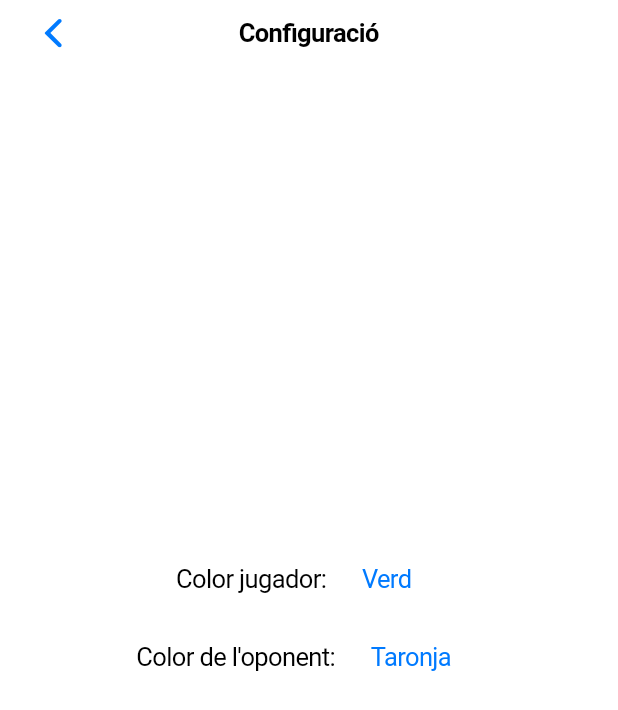
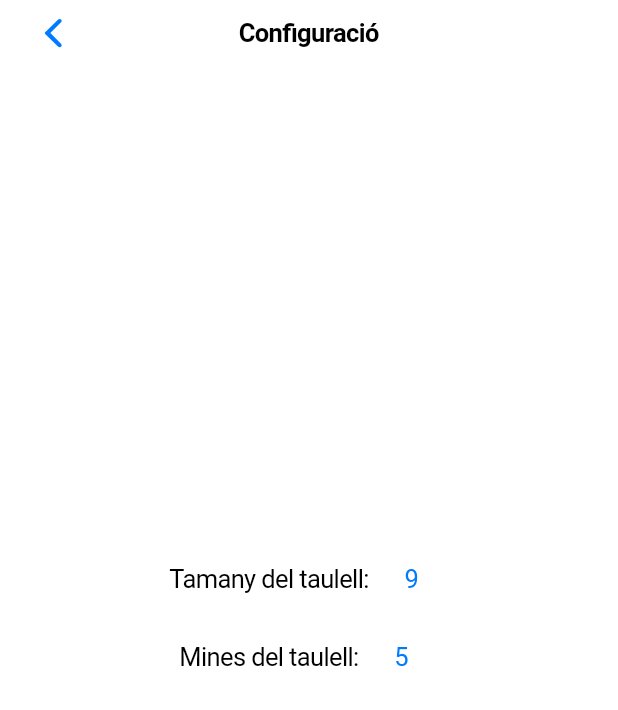
Before and after one commit to Edu026/Buscaminas, a Flutter app: the LayoutSettings screen opened by its route, on a phone screen of 412 x 824 dp. Shown: the top 710 px of the screen. Run offline on Flutter 3.47's test engine with Material 2 defaults, Android fonts, the phone set to English and light mode, and no system bars; missing offline and left inert: window_manager.

Commit message:
24/10/2023

```diff
--- a/tres_en_ratlla/lib/app_data.dart
+++ b/tres_en_ratlla/lib/app_data.dart
@@ -5,8 +5,8 @@ import 'package:flutter/material.dart';
 
 class AppData with ChangeNotifier {
   // App status
-  String colorPlayer = "Verd";
-  String colorOpponent = "Taronja";
+  String taulell = "9";
+  String mines = "5";
 
   List<List<String>> board = [];
   bool gameIsOver = false;
@@ -18,6 +18,13 @@ class AppData with ChangeNotifier {
   bool imagesReady = false;
 
   void resetGame(int minas, int width) {
+    for (int x = 0; x < width - 1; x++) {
+      board.add([]);
+      for (int y = 0; y < width - 1; y++) {
+        board[x][y] = '-';
+      }
+    }
+    print(board);
     board = [
       ['-', '-', '-', '-', '-', '-', '-', '-', '-'],
       ['-', '-', '-', '-', '-', '-', '-', '-', '-'],
@@ -34,6 +41,7 @@ class AppData with ChangeNotifier {
       int row = Random().nextInt(width) as int;
       board[row][columna] = "*";
     }
+
     gameIsOver = false;
     gameWinner = '-';
   }
--- a/tres_en_ratlla/lib/layout_intro.dart
+++ b/tres_en_ratlla/lib/layout_intro.dart
@@ -39,7 +39,8 @@ class LayoutIntroState extends State<LayoutIntro> {
             padding: const EdgeInsets.all(20),
             child: CupertinoButton.filled(
               onPressed: () {
-                appData.resetGame(5, 9);
+                appData.resetGame(
+                    int.parse(appData.mines), int.parse(appData.taulell));
                 Navigator.of(context).pushNamed('play');
               },
               child: const Text('Començar el joc'),
--- a/tres_en_ratlla/lib/layout_settings.dart
+++ b/tres_en_ratlla/lib/layout_settings.dart
@@ -10,20 +10,19 @@ class LayoutSettings extends StatefulWidget {
 }
 
 class LayoutSettingsState extends State<LayoutSettings> {
-  List<String> playerColors = ["Verd", "Blau", "Gris"];
-  List<String> opponentColors = ["Vermell", "Taronja", "Marró"];
+  List<String> taulell = ["9", "15"];
+  List<String> mines = ["5", "10", "20"];
 
   // Mostra el CupertinoPicker en un diàleg.
   void _showPicker(String type) {
-    List<String> options = type == "player" ? playerColors : opponentColors;
+    List<String> options = type == "player" ? taulell : mines;
     String title = type == "player"
-        ? "Selecciona el color del jugador"
-        : "Selecciona el color de l'oponent";
+        ? "Selecciona la mida del Taulell"
+        : "Selecciona el numero de mines";
 
     // Troba l'índex de la opció actual a la llista d'opcions
     AppData appData = Provider.of<AppData>(context, listen: false);
-    String currentValue =
-        type == "player" ? appData.colorPlayer : appData.colorOpponent;
+    String currentValue = type == "player" ? appData.taulell : appData.mines;
     int currentIndex = options.indexOf(currentValue);
     FixedExtentScrollController scrollController =
         FixedExtentScrollController(initialItem: currentIndex);
@@ -57,9 +56,9 @@ class LayoutSettingsState extends State<LayoutSettings> {
                   scrollController: scrollController,
                   onSelectedItemChanged: (index) {
                     if (type == "player") {
-                      appData.colorPlayer = options[index];
+                      appData.taulell = options[index];
                     } else {
-                      appData.colorOpponent = options[index];
+                      appData.mines = options[index];
                     }
                     // Actualitzar el widget
                     setState(() {});
@@ -94,17 +93,17 @@ class LayoutSettingsState extends State<LayoutSettings> {
           mainAxisAlignment: MainAxisAlignment.center,
           children: <Widget>[
             Row(mainAxisAlignment: MainAxisAlignment.center, children: [
-              const Text("Color jugador: "),
+              const Text("Tamany del taulell: "),
               CupertinoButton(
                 onPressed: () => _showPicker("player"),
-                child: Text(appData.colorPlayer),
+                child: Text(appData.taulell),
               )
             ]),
             Row(mainAxisAlignment: MainAxisAlignment.center, children: [
-              const Text("Color de l'oponent: "),
+              const Text("Mines del taulell: "),
               CupertinoButton(
                 onPressed: () => _showPicker("opponent"),
-                child: Text(appData.colorOpponent),
+                child: Text(appData.mines),
               )
             ]),
           ],
--- a/tres_en_ratlla/lib/widget_tresratlla_painter.dart
+++ b/tres_en_ratlla/lib/widget_tresratlla_painter.dart
@@ -17,12 +17,16 @@ class WidgetTresRatllaPainter extends CustomPainter {
 
     // Definim els punts on es creuaran les línies verticals
 
-    for (var i = 0; i < 9; i++) {
-      canvas.drawLine(Offset(i * size.width / 9, 0),
-          Offset(i * size.width / 9, size.height), paint);
+    for (var i = 0; i < int.parse(appData.taulell); i++) {
+      canvas.drawLine(
+          Offset(i * size.width / int.parse(appData.taulell), 0),
+          Offset(i * size.width / int.parse(appData.taulell), size.height),
+          paint);
 
-      canvas.drawLine(Offset(0, i * size.height / 9),
-          Offset(size.width, i * size.height / 9), paint);
+      canvas.drawLine(
+          Offset(0, i * size.height / int.parse(appData.taulell)),
+          Offset(size.width, i * size.height / int.parse(appData.taulell)),
+          paint);
     }
   }
 
@@ -91,22 +95,11 @@ class WidgetTresRatllaPainter extends CustomPainter {
     double cellWidth = size.width / 9;
     double cellHeight = size.height / 9;
 
-    for (int i = 0; i < 9; i++) {
-      for (int j = 0; j < 9; j++) {
+    for (int i = 0; i < int.parse(appData.taulell); i++) {
+      for (int j = 0; j < int.parse(appData.taulell); j++) {
         if (appData.board[i][j] == 'X') {
           // Dibuixar una X amb el color del jugador
           Color color = Colors.blue;
-          switch (appData.colorPlayer) {
-            case "Blau":
-              color = Colors.blue;
-              break;
-            case "Verd":
-              color = Colors.green;
-              break;
-            case "Gris":
-              color = Colors.grey;
-              break;
-          }
 
           double x0 = j * cellWidth;
           double y0 = i * cellHeight;
@@ -118,17 +111,6 @@ class WidgetTresRatllaPainter extends CustomPainter {
         } else if (appData.board[i][j] == 'O') {
           // Dibuixar una O amb el color de l'oponent
           Color color = Colors.blue;
-          switch (appData.colorOpponent) {
-            case "Vermell":
-              color = Colors.red;
-              break;
-            case "Taronja":
-              color = Colors.orange;
-              break;
-            case "Marró":
-              color = Colors.brown;
-              break;
-          }
 
           double x0 = j * cellWidth;
           double y0 = i * cellHeight;
```
Also changed, not shown: tres_en_ratlla/lib/widget_tresratlla.dart (+6 -6 lines).
